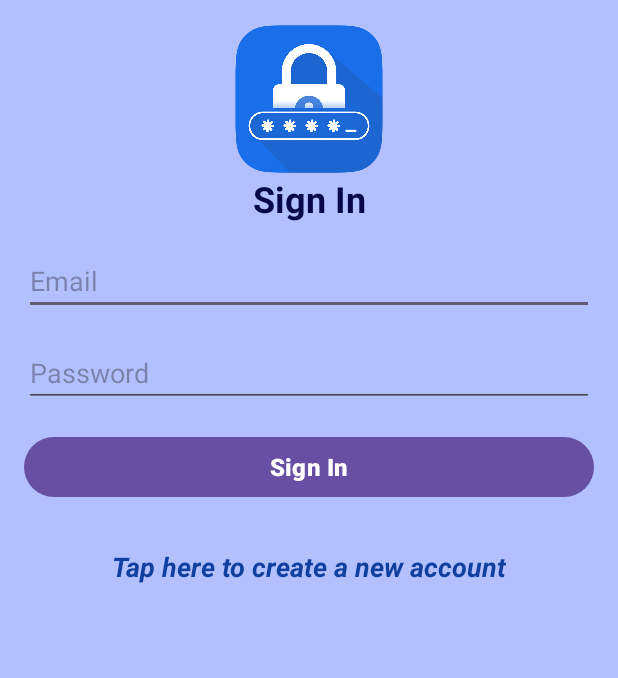
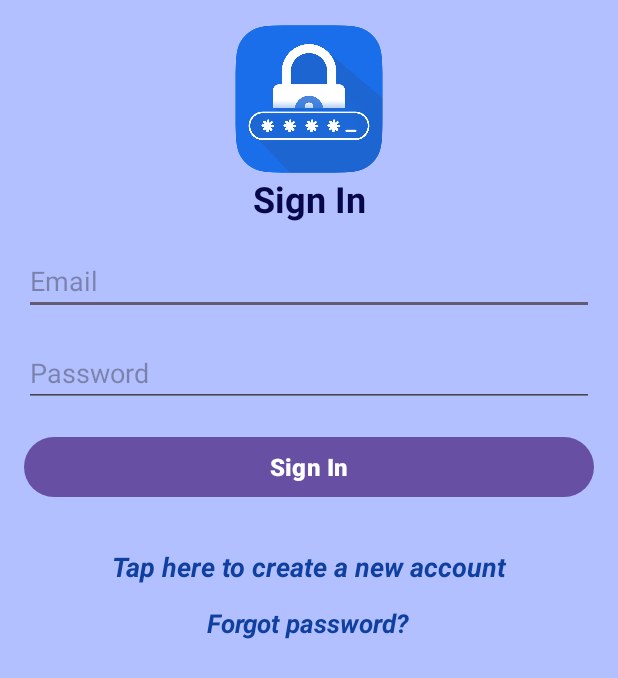
Before and after one commit to RemusLupin13579/PassLock, an Android app: the screen it shows after launch (SigninActivity), on a phone screen of 412 x 824 dp. Shown: the top 678 px of the screen. Run offline under Robolectric (Android 15) with nearby library versions, the phone set to English and light mode, and no system bars; our stand-ins replace Firebase (no records; nobody signed in at launch, a user with empty details on screens opened directly); Roboto replaces fonts that are not available here.

Commit message:
reset password through email option

```diff
--- a/app/src/main/java/com/project/passlock/SigninActivity.java
+++ b/app/src/main/java/com/project/passlock/SigninActivity.java
@@ -30,7 +30,7 @@ public class SigninActivity extends AppCompatActivity implements View.OnClickLis
 
     private EditText customEditTextEmail, customEditTextPassword, customEditTextFirstName, customEditTextLastName;
     private Button customButtonSignUp;
-    TextView newRegister;
+    TextView newRegister, forgotPassword;
     private Button customButtonSignIn;
     Dialog d;
     ProgressDialog progressDialog1;
@@ -40,7 +40,7 @@ public class SigninActivity extends AppCompatActivity implements View.OnClickLis
     private Executor executor;
     private BiometricPrompt biometricPrompt;
     private BiometricPrompt.PromptInfo promptInfo;
-
+    String emailAddress;
     @Override
     protected void onCreate(Bundle savedInstanceState) {
         super.onCreate(savedInstanceState);
@@ -58,6 +58,8 @@ public class SigninActivity extends AppCompatActivity implements View.OnClickLis
         customButtonSignIn.setOnClickListener(this);
         newRegister = (TextView) findViewById(R.id.tvNewRegister);
         newRegister.setOnClickListener(this);
+        forgotPassword = findViewById(R.id.tvForgotPassword);
+        forgotPassword.setOnClickListener(this);
 
         biometricAuthentication();
 
@@ -77,6 +79,26 @@ public class SigninActivity extends AppCompatActivity implements View.OnClickLis
         }
         if (v == newRegister) {
             createRegisterDialog();
+        }
+        if (v == forgotPassword) {
+            FirebaseAuth auth = FirebaseAuth.getInstance();
+            String emailAddress = customEditTextEmail.getText().toString().trim();
+
+            if (!TextUtils.isEmpty(emailAddress)) {
+                auth.sendPasswordResetEmail(emailAddress)
+                        .addOnCompleteListener(new OnCompleteListener<Void>() {
+                            @Override
+                            public void onComplete(@NonNull Task<Void> task) {
+                                if (task.isSuccessful()) {
+                                    Toast.makeText(SigninActivity.this, "Email sent.", Toast.LENGTH_SHORT).show();
+                                } else {
+                                    Toast.makeText(SigninActivity.this, "Failed to send email. Please fill the email address.", Toast.LENGTH_SHORT).show();
+                                }
+                            }
+                        });
+            } else {
+                Toast.makeText(SigninActivity.this, "Please fill the email field", Toast.LENGTH_SHORT).show();
+            }
         }
         if (v == customButtonSignUp) {
             if (signupValidateFields()) {
--- /dev/null
+++ b/app/src/main/res/drawable/baseline_keyboard_arrow_right_24.xml
@@ -0,0 +1,5 @@
+<vector android:autoMirrored="true" android:height="24dp"
+    android:tint="#000000" android:viewportHeight="24"
+    android:viewportWidth="24" android:width="24dp" xmlns:android="http://schemas.android.com/apk/res/android">
+    <path android:fillColor="@android:color/white" android:pathData="M8.59,16.59L13.17,12 8.59,7.41 10,6l6,6 -6,6 -1.41,-1.41z"/>
+</vector>
--- /dev/null
+++ b/app/src/main/res/drawable/baseline_menu_24.xml
@@ -0,0 +1,5 @@
+<vector android:height="24dp" android:tint="#000000"
+    android:viewportHeight="24" android:viewportWidth="24"
+    android:width="24dp" xmlns:android="http://schemas.android.com/apk/res/android">
+    <path android:fillColor="@android:color/white" android:pathData="M3,18h18v-2L3,16v2zM3,13h18v-2L3,11v2zM3,6v2h18L21,6L3,6z"/>
+</vector>
--- a/app/src/main/res/layout/signin_layout.xml
+++ b/app/src/main/res/layout/signin_layout.xml
@@ -58,4 +58,16 @@
         android:textSize="18dp"
         android:textStyle="bold|italic"></TextView>
 
+    <TextView
+        android:id="@+id/tvForgotPassword"
+        android:layout_width="wrap_content"
+        android:layout_height="wrap_content"
+        android:layout_gravity="center"
+        android:layout_marginTop="13dp"
+        android:text="Forgot password?"
+        android:textAllCaps="false"
+        android:textColor="#0F3F9F"
+        android:textSize="17dp"
+        android:textStyle="bold|italic"></TextView>
+
 </LinearLayout>
--- a/app/src/main/res/values/colors.xml
+++ b/app/src/main/res/values/colors.xml
@@ -1,6 +1,7 @@
 <?xml version="1.0" encoding="utf-8"?>
 <resources>
     <color name="black">#FF000000</color>
+    <color name="gray">#DBE4E4</color>
     <color name="white">#FFFFFFFF</color>
     <color name="weakColor">#FF0000</color>     <!-- Red color -->
     <color name="mediumColor">#FFFF00</color>   <!-- Yellow color -->
```
Also changed, not shown: app/src/main/java/com/project/passlock/MainActivity.java (+0 -7 lines), app/src/main/res/layout/activity_main.xml (+6 -1 lines).
